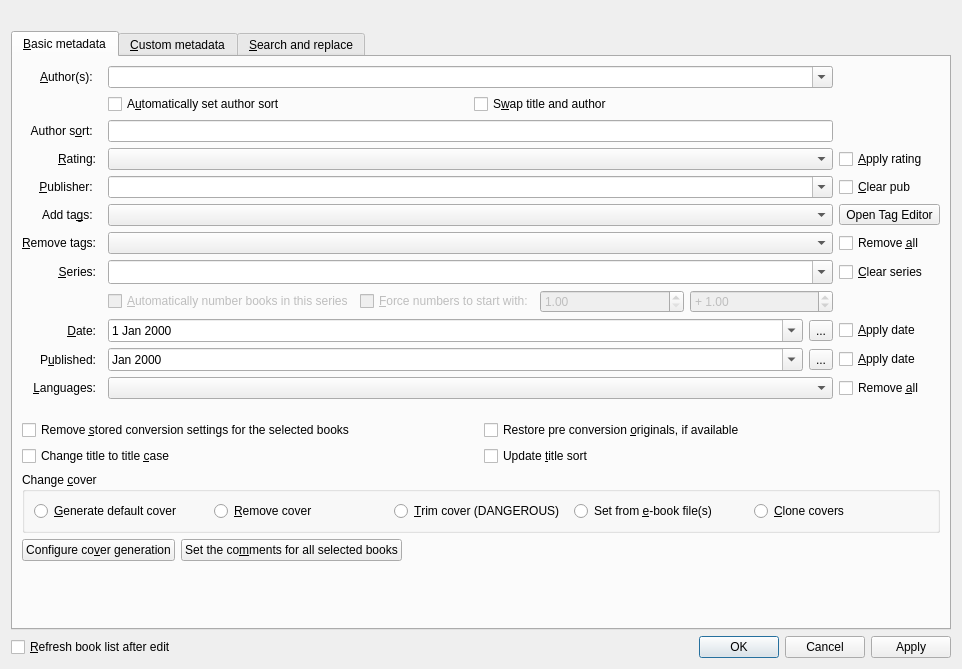
Qt form src/calibre/gui2/dialogs/metadata_bulk.ui (kovidgoyal/calibre) before a commit.
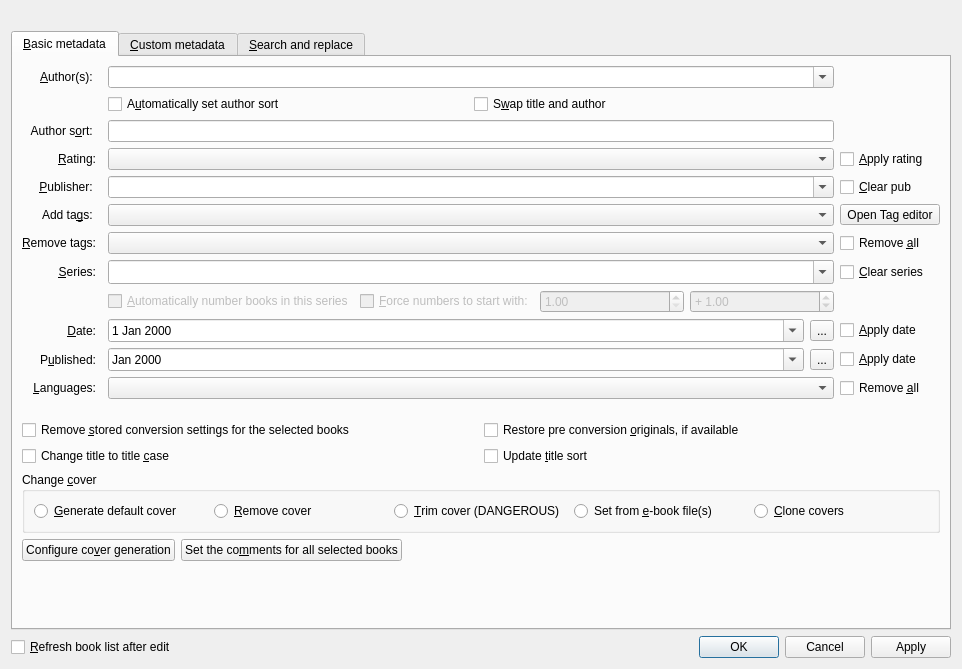
The same form after that commit. Icons and pictures are not drawn. Custom widgets are drawn as their Qt base class.

```diff
--- a/src/calibre/gui2/dialogs/metadata_bulk.ui
+++ b/src/calibre/gui2/dialogs/metadata_bulk.ui
@@ -136,7 +136,7 @@
               <string>Open Tag Editor</string>
              </property>
              <property name="text">
-              <string>Open Tag Editor</string>
+              <string>Open Tag editor</string>
              </property>
              <property name="icon">
               <iconset resource="../../../../resources/images.qrc">
```
Left out of the diff: 2 changed lines with no effect on the pictures.
